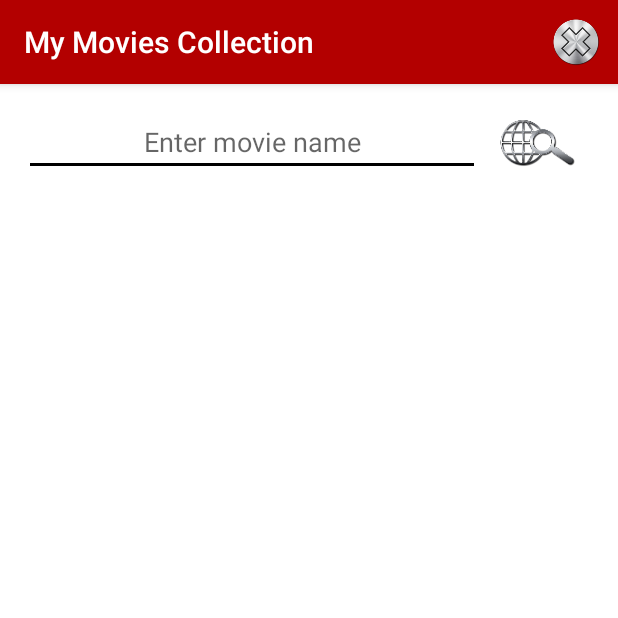
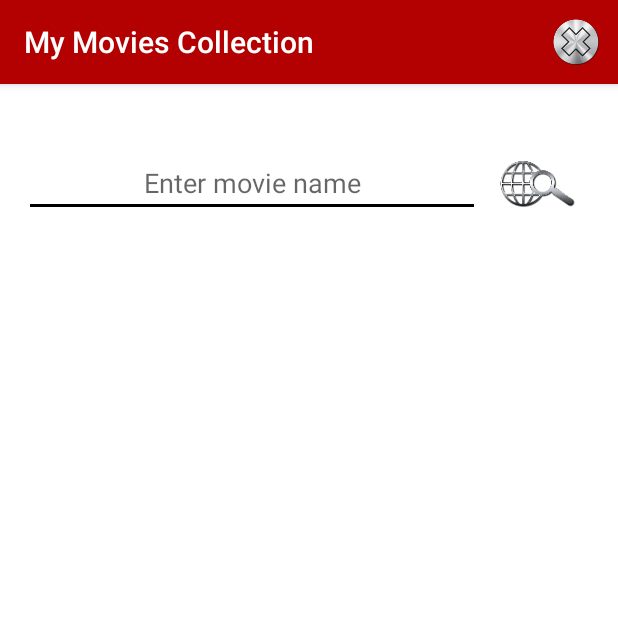
Before and after one commit to sandinou/MyMoviesCollection, an Android app: the InternetSearchActivity screen opened directly, with no data from a screen before it, on a phone screen of 412 x 824 dp, the top half of it. Run offline under Robolectric (Android 15) with nearby library versions, the phone set to English and light mode, and no system bars; our stand-ins replace Picasso; pictures from the network do not load.

Commit message:
Initial commit

```diff
--- a/app/build.gradle
+++ b/app/build.gradle
@@ -26,4 +26,5 @@ dependencies {
     })
     compile 'com.android.support:appcompat-v7:25.1.1'
     testCompile 'junit:junit:4.12'
+    compile 'com.squareup.picasso:picasso:2.5.2'
 }
--- a/app/src/main/java/com/project1v2mymoviescollection/Activities/InternetAddActivity.java
+++ b/app/src/main/java/com/project1v2mymoviescollection/Activities/InternetAddActivity.java
@@ -22,6 +22,7 @@ import android.widget.TextView;
 import com.project1v2mymoviescollection.Constants.And.SQL.MyMoviesSQLHelper;
 import com.project1v2mymoviescollection.Functions.Functions;
 import com.project1v2mymoviescollection.R;
+import com.squareup.picasso.Picasso;
 
 import org.json.JSONException;
 import org.json.JSONObject;
@@ -212,6 +213,7 @@ public class InternetAddActivity extends AppCompatActivity {
                 else {
                     url.setText(resultJSON.get(7).toString());
                     new DownloadImage().execute(url.getText().toString());
+                    //Picasso.with(InternetAddActivity.this).load(url.getText().toString()).into(image);
                 }
                 genre = resultJSON.get(8).toString();
 
--- a/app/src/main/java/com/project1v2mymoviescollection/Activities/InternetSearchActivity.java
+++ b/app/src/main/java/com/project1v2mymoviescollection/Activities/InternetSearchActivity.java
@@ -55,7 +55,7 @@ public class InternetSearchActivity extends AppCompatActivity {
 
         adapter = new InternetMovieAdapter(this,R.layout.internet_my_list_item);
 
-        searchET.addTextChangedListener(new TextWatcher() {
+        /*searchET.addTextChangedListener(new TextWatcher() {
 
             @Override
             public void beforeTextChanged(CharSequence s, int start, int count, int after) {
@@ -72,7 +72,7 @@ public class InternetSearchActivity extends AppCompatActivity {
                 }
                 else
                     adapter.clear();*/
-            }
+            /*}
 
             @Override
             public void afterTextChanged(Editable s) {
@@ -83,7 +83,7 @@ public class InternetSearchActivity extends AppCompatActivity {
                 //if (t.trim().equals(""))
                   //  Toast.makeText(InternetSearchActivity.this, "Enter title !!", Toast.LENGTH_SHORT).show();
             }
-        });
+        });*/
 
         searchBtn.setOnClickListener(new View.OnClickListener() {
             @Override
--- a/app/src/main/java/com/project1v2mymoviescollection/Functions/InternetMovieAdapter.java
+++ b/app/src/main/java/com/project1v2mymoviescollection/Functions/InternetMovieAdapter.java
@@ -15,6 +15,7 @@ import android.widget.TextView;
 
 import com.project1v2mymoviescollection.Activities.InternetSearchActivity;
 import com.project1v2mymoviescollection.R;
+import com.squareup.picasso.Picasso;
 
 import java.io.InputStream;
 
@@ -59,7 +60,8 @@ public class InternetMovieAdapter extends ArrayAdapter<MyMovie> {
         if (movie.getPoster().equals("N/A"))
             image.setImageResource(R.drawable.movies_icon);
         else
-            new DownloadImage(image).execute(movie.getPoster());
+            Picasso.with(getContext()).load(movie.getPoster()).into(image);
+            //new DownloadImage(image).execute(movie.getPoster());
     }
 
 
--- a/app/src/main/res/layout/activity_internet_search.xml
+++ b/app/src/main/res/layout/activity_internet_search.xml
@@ -29,17 +29,18 @@
             android:inputType="text"
             android:hint="@string/enter_movie_name"
             android:layout_weight="2"
-            android:gravity="center" />
+            android:gravity="center"
+            android:layout_gravity="center" />
 
         <ImageButton
             android:layout_width="0dp"
-            android:layout_height="match_parent"
             app:srcCompat="@drawable/internet_search"
             android:id="@+id/searchBtn"
             android:layout_weight="0.5"
             android:background="@android:drawable/screen_background_light_transparent"
             android:contentDescription="@string/search_image"
-            android:scaleType="centerCrop" />
+            android:scaleType="fitCenter"
+            android:layout_height="100dp" />
 
     </LinearLayout>
 
```
